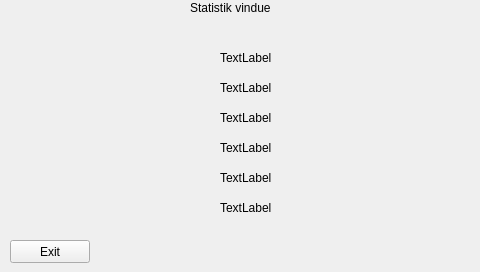
The window that GUI_Nikolai/statistik.ui (EITPRJ3/GUI_Software) describes before a commit, drawn with Qt 5.
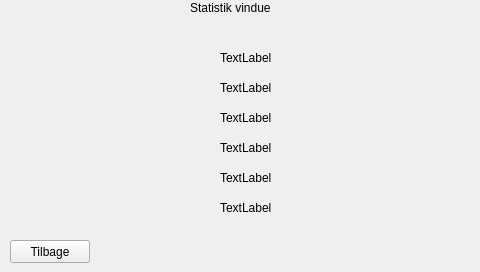
The same window after the commit.

Diff of the .ui file:
```diff
--- a/GUI_Nikolai/statistik.ui
+++ b/GUI_Nikolai/statistik.ui
@@ -23,7 +23,7 @@
     </rect>
    </property>
    <property name="text">
-    <string>Exit</string>
+    <string>Tilbage</string>
    </property>
   </widget>
   <widget class="QLabel" name="PieLabel">
```
